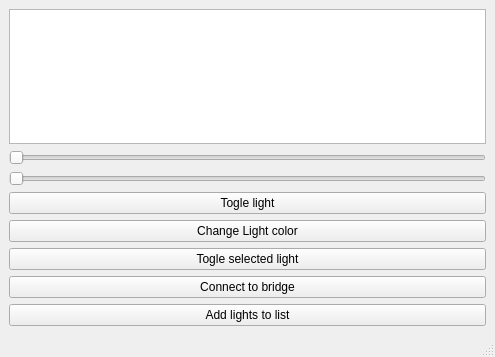
Above: GUI/PhilipsHueGUI/mainwindow.ui from BOB450/OpenHue before the change. Below: the same form after it.
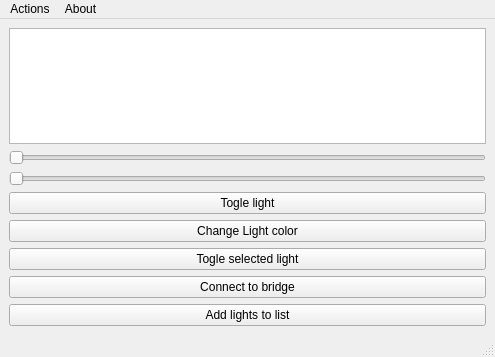
That is the form after the change.

Commit message: started change to menu bar

The edit to the form file:
```diff
--- a/GUI/PhilipsHueGUI/mainwindow.ui
+++ b/GUI/PhilipsHueGUI/mainwindow.ui
@@ -94,6 +94,46 @@
    </layout>
   </widget>
   <widget class="QStatusBar" name="statusbar"/>
+  <widget class="QMenuBar" name="menuBar">
+   <property name="geometry">
+    <rect>
+     <x>0</x>
+     <y>0</y>
+     <width>495</width>
+     <height>23</height>
+    </rect>
+   </property>
+   <widget class="QMenu" name="menuActions">
+    <property name="title">
+     <string>Actions</string>
+    </property>
+    <addaction name="actionRefresh_lights"/>
+   </widget>
+   <widget class="QMenu" name="menuAbout">
+    <property name="title">
+     <string>About</string>
+    </property>
+    <addaction name="actionSource_Code"/>
+    <addaction name="actionCredits"/>
+   </widget>
+   <addaction name="menuActions"/>
+   <addaction name="menuAbout"/>
+  </widget>
+  <action name="actionSource_Code">
+   <property name="text">
+    <string>Source Code</string>
+   </property>
+  </action>
+  <action name="actionCredits">
+   <property name="text">
+    <string>Credits</string>
+   </property>
+  </action>
+  <action name="actionRefresh_lights">
+   <property name="text">
+    <string>Refresh lights</string>
+   </property>
+  </action>
  </widget>
  <resources/>
  <connections/>
```
Left out of the diff: 28 changed lines with no effect on the pictures. The commit also changes 1 other file.
